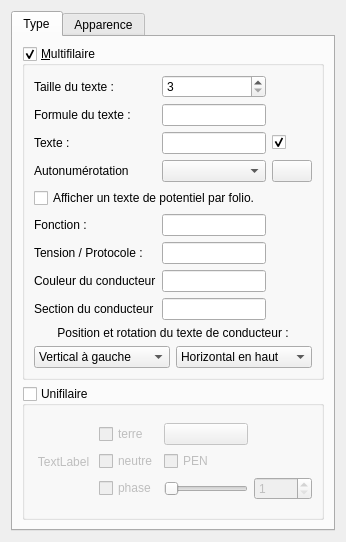
First picture: the form in sources/ui/conductorpropertieswidget.ui, repository qelectrotech/qelectrotech-source-mirror, before the edit.
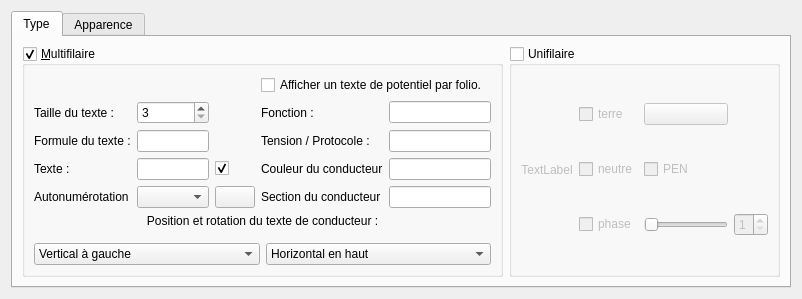
Second picture: the form after the edit. Icons and pictures are not drawn. Custom widgets are drawn as their Qt base class.

Commit message:
The window of the properties of the conductor does not exactly fit in height.
On the laptop, the resolution is 1368 * 768.

```diff
--- a/sources/ui/conductorpropertieswidget.ui
+++ b/sources/ui/conductorpropertieswidget.ui
@@ -6,8 +6,8 @@
    <rect>
     <x>0</x>
     <y>0</y>
-    <width>346</width>
-    <height>542</height>
+    <width>723</width>
+    <height>299</height>
    </rect>
   </property>
   <property name="windowTitle">
@@ -23,8 +23,134 @@
       <attribute name="title">
        <string>Type</string>
       </attribute>
-      <layout class="QVBoxLayout" name="verticalLayout_5">
-       <item>
+      <layout class="QGridLayout" name="gridLayout_5">
+       <item row="0" column="1">
+        <widget class="QGroupBox" name="m_singlewire_gb">
+         <property name="title">
+          <string>Unifilaire</string>
+         </property>
+         <property name="flat">
+          <bool>false</bool>
+         </property>
+         <property name="checkable">
+          <bool>true</bool>
+         </property>
+         <property name="checked">
+          <bool>false</bool>
+         </property>
+         <layout class="QHBoxLayout" name="horizontalLayout">
+          <item>
+           <layout class="QGridLayout" name="gridLayout">
+            <item row="2" column="1">
+             <widget class="QCheckBox" name="m_phase_cb">
+              <property name="toolTip">
+               <string>Phase</string>
+              </property>
+              <property name="text">
+               <string>phase</string>
+              </property>
+              <property name="icon">
+               <iconset resource="../../qelectrotech.qrc">
+                <normaloff>:/ico/16x16/phase.png</normaloff>:/ico/16x16/phase.png</iconset>
+              </property>
+             </widget>
+            </item>
+            <item row="1" column="1">
+             <widget class="QCheckBox" name="m_neutral_cb">
+              <property name="toolTip">
+               <string>Neutre</string>
+              </property>
+              <property name="text">
+               <string>neutre</string>
+              </property>
+              <property name="icon">
+               <iconset resource="../../qelectrotech.qrc">
+                <normaloff>:/ico/16x16/neutral.png</normaloff>:/ico/16x16/neutral.png</iconset>
+              </property>
+             </widget>
+            </item>
+            <item row="2" column="2">
+             <widget class="QSlider" name="m_phase_slider">
+              <property name="sizePolicy">
+               <sizepolicy hsizetype="Minimum" vsizetype="Fixed">
+                <horstretch>0</horstretch>
+                <verstretch>0</verstretch>
+               </sizepolicy>
+              </property>
+              <property name="toolTip">
+               <string>Nombre de phase</string>
+              </property>
+              <property name="minimum">
+               <number>1</number>
+              </property>
+              <property name="maximum">
+               <number>3</number>
+              </property>
+              <property name="orientation">
+               <enum>Qt::Horizontal</enum>
+              </property>
+             </widget>
+            </item>
+            <item row="0" column="2">
+             <widget class="QPushButton" name="m_update_preview_pb">
+              <property name="text">
+               <string/>
+              </property>
+             </widget>
+            </item>
+            <item row="0" column="0" rowspan="3">
+             <widget class="QLabel" name="m_preview_label">
+              <property name="text">
+               <string>TextLabel</string>
+              </property>
+              <property name="alignment">
+               <set>Qt::AlignCenter</set>
+              </property>
+             </widget>
+            </item>
+            <item row="1" column="2">
+             <widget class="QCheckBox" name="m_pen_cb">
+              <property name="toolTip">
+               <string>Protective Earth Neutral</string>
+              </property>
+              <property name="text">
+               <string>PEN</string>
+              </property>
+             </widget>
+            </item>
+            <item row="2" column="3">
+             <widget class="QSpinBox" name="m_phase_sb">
+              <property name="toolTip">
+               <string>Nombre de phase</string>
+              </property>
+              <property name="minimum">
+               <number>1</number>
+              </property>
+              <property name="maximum">
+               <number>3</number>
+              </property>
+             </widget>
+            </item>
+            <item row="0" column="1">
+             <widget class="QCheckBox" name="m_earth_cb">
+              <property name="toolTip">
+               <string>Terre</string>
+              </property>
+              <property name="text">
+               <string>terre</string>
+              </property>
+              <property name="icon">
+               <iconset resource="../../qelectrotech.qrc">
+                <normaloff>:/ico/16x16/ground.png</normaloff>:/ico/16x16/ground.png</iconset>
+              </property>
+             </widget>
+            </item>
+           </layout>
+          </item>
+         </layout>
+        </widget>
+       </item>
+       <item row="0" column="0">
         <widget class="QGroupBox" name="m_multiwires_gb">
          <property name="title">
           <string>&amp;Multifilaire</string>
@@ -35,102 +161,10 @@
          <property name="checked">
           <bool>true</bool>
          </property>
-         <layout class="QVBoxLayout" name="verticalLayout_3">
-          <item>
-           <layout class="QGridLayout" name="gridLayout_3" rowstretch="0,0,0,0,0,0,0,0,0">
-            <item row="3" column="0">
-             <widget class="QLabel" name="m_autonum_label">
-              <property name="text">
-               <string>Autonumérotation</string>
-              </property>
-             </widget>
-            </item>
-            <item row="0" column="0">
-             <widget class="QLabel" name="label_2">
-              <property name="text">
-               <string>Taille du texte :</string>
-              </property>
-             </widget>
-            </item>
-            <item row="7" column="0">
-             <widget class="QLabel" name="label_4">
-              <property name="text">
-               <string>Couleur du conducteur</string>
-              </property>
-             </widget>
-            </item>
-            <item row="3" column="1">
-             <widget class="QComboBox" name="m_available_autonum_cb"/>
-            </item>
-            <item row="1" column="1">
-             <widget class="QLineEdit" name="m_formula_le"/>
-            </item>
-            <item row="5" column="0">
-             <widget class="QLabel" name="label_8">
-              <property name="text">
-               <string>Fonction :</string>
-              </property>
-             </widget>
-            </item>
-            <item row="5" column="1">
-             <widget class="QLineEdit" name="m_function_le">
-              <property name="clearButtonEnabled">
-               <bool>true</bool>
-              </property>
-             </widget>
-            </item>
-            <item row="2" column="1">
-             <widget class="QLineEdit" name="m_text_le">
-              <property name="toolTip">
-               <string>Texte</string>
-              </property>
-              <property name="clearButtonEnabled">
-               <bool>true</bool>
-              </property>
-             </widget>
-            </item>
-            <item row="6" column="1">
-             <widget class="QLineEdit" name="m_tension_protocol_le">
-              <property name="clearButtonEnabled">
-               <bool>true</bool>
-              </property>
-             </widget>
-            </item>
-            <item row="6" column="0">
-             <widget class="QLabel" name="label_9">
-              <property name="text">
-               <string>Tension / Protocole :</string>
-              </property>
-             </widget>
-            </item>
-            <item row="2" column="0">
-             <widget class="QLabel" name="label">
-              <property name="text">
-               <string>Texte :</string>
-              </property>
-             </widget>
-            </item>
-            <item row="1" column="0">
-             <widget class="QLabel" name="label_11">
-              <property name="text">
-               <string>Formule du texte :</string>
-              </property>
-             </widget>
-            </item>
-            <item row="2" column="2">
-             <widget class="QCheckBox" name="m_show_text_cb">
-              <property name="toolTip">
-               <string>Texte visible</string>
-              </property>
-              <property name="text">
-               <string/>
-              </property>
-              <property name="checked">
-               <bool>true</bool>
-              </property>
-             </widget>
-            </item>
-            <item row="4" column="0" colspan="3">
+         <layout class="QGridLayout" name="gridLayout_6">
+          <item row="0" column="0">
+           <layout class="QGridLayout" name="gridLayout_3">
+            <item row="0" column="3" colspan="2">
              <widget class="QCheckBox" name="m_one_text_per_folio_cb">
               <property name="toolTip">
                <string>activer l'option un texte par potentiel</string>
@@ -140,7 +174,14 @@
               </property>
              </widget>
             </item>
-            <item row="0" column="1">
+            <item row="1" column="0">
+             <widget class="QLabel" name="label_2">
+              <property name="text">
+               <string>Taille du texte :</string>
+              </property>
+             </widget>
+            </item>
+            <item row="1" column="1">
              <widget class="QSpinBox" name="m_text_size_sb">
               <property name="toolTip">
                <string>Taille du texte</string>
@@ -162,7 +203,95 @@
               </property>
              </widget>
             </item>
+            <item row="1" column="3">
+             <widget class="QLabel" name="label_8">
+              <property name="text">
+               <string>Fonction :</string>
+              </property>
+             </widget>
+            </item>
+            <item row="1" column="4">
+             <widget class="QLineEdit" name="m_function_le">
+              <property name="clearButtonEnabled">
+               <bool>true</bool>
+              </property>
+             </widget>
+            </item>
+            <item row="2" column="0">
+             <widget class="QLabel" name="label_11">
+              <property name="text">
+               <string>Formule du texte :</string>
+              </property>
+             </widget>
+            </item>
+            <item row="2" column="1">
+             <widget class="QLineEdit" name="m_formula_le"/>
+            </item>
+            <item row="2" column="3">
+             <widget class="QLabel" name="label_9">
+              <property name="text">
+               <string>Tension / Protocole :</string>
+              </property>
+             </widget>
+            </item>
+            <item row="2" column="4">
+             <widget class="QLineEdit" name="m_tension_protocol_le">
+              <property name="clearButtonEnabled">
+               <bool>true</bool>
+              </property>
+             </widget>
+            </item>
+            <item row="3" column="0">
+             <widget class="QLabel" name="label">
+              <property name="text">
+               <string>Texte :</string>
+              </property>
+             </widget>
+            </item>
+            <item row="3" column="1">
+             <widget class="QLineEdit" name="m_text_le">
+              <property name="toolTip">
+               <string>Texte</string>
+              </property>
+              <property name="clearButtonEnabled">
+               <bool>true</bool>
+              </property>
+             </widget>
+            </item>
             <item row="3" column="2">
+             <widget class="QCheckBox" name="m_show_text_cb">
+              <property name="toolTip">
+               <string>Texte visible</string>
+              </property>
+              <property name="text">
+               <string/>
+              </property>
+              <property name="checked">
+               <bool>true</bool>
+              </property>
+             </widget>
+            </item>
+            <item row="3" column="3">
+             <widget class="QLabel" name="label_4">
+              <property name="text">
+               <string>Couleur du conducteur</string>
+              </property>
+             </widget>
+            </item>
+            <item row="3" column="4">
+             <widget class="QLineEdit" name="m_wire_color_le"/>
+            </item>
+            <item row="4" column="0">
+             <widget class="QLabel" name="m_autonum_label">
+              <property name="text">
+               <string>Autonumérotation</string>
+              </property>
+             </widget>
+            </item>
+            <item row="4" column="1">
+             <widget class="QComboBox" name="m_available_autonum_cb"/>
+            </item>
+            <item row="4" column="2">
              <widget class="QPushButton" name="m_edit_autonum_pb">
               <property name="toolTip">
                <string>éditer les numérotations</string>
@@ -176,25 +305,22 @@
               </property>
              </widget>
             </item>
-            <item row="8" column="0">
+            <item row="4" column="3">
              <widget class="QLabel" name="label_5">
               <property name="text">
                <string>Section du conducteur</string>
               </property>
              </widget>
             </item>
-            <item row="7" column="1">
-             <widget class="QLineEdit" name="m_wire_color_le"/>
-            </item>
-            <item row="8" column="1">
+            <item row="4" column="4">
              <widget class="QLineEdit" name="m_wire_section_le"/>
             </item>
            </layout>
           </item>
-          <item>
+          <item row="1" column="0">
            <layout class="QVBoxLayout" name="m_autonum_layout"/>
           </item>
-          <item>
+          <item row="2" column="0">
            <layout class="QGridLayout" name="m_text_angle_gl">
             <item row="1" column="1">
              <widget class="QComboBox" name="m_horiz_cb">
@@ -239,132 +365,6 @@
          </layout>
         </widget>
        </item>
-       <item>
-        <widget class="QGroupBox" name="m_singlewire_gb">
-         <property name="title">
-          <string>Unifilaire</string>
-         </property>
-         <property name="flat">
-          <bool>false</bool>
-         </property>
-         <property name="checkable">
-          <bool>true</bool>
-         </property>
-         <property name="checked">
-          <bool>false</bool>
-         </property>
-         <layout class="QVBoxLayout" name="verticalLayout">
-          <item>
-           <layout class="QGridLayout" name="gridLayout">
-            <item row="2" column="2">
-             <widget class="QSlider" name="m_phase_slider">
-              <property name="sizePolicy">
-               <sizepolicy hsizetype="Minimum" vsizetype="Fixed">
-                <horstretch>0</horstretch>
-                <verstretch>0</verstretch>
-               </sizepolicy>
-              </property>
-              <property name="toolTip">
-               <string>Nombre de phase</string>
-              </property>
-              <property name="minimum">
-               <number>1</number>
-              </property>
-              <property name="maximum">
-               <number>3</number>
-              </property>
-              <property name="orientation">
-               <enum>Qt::Horizontal</enum>
-              </property>
-             </widget>
-            </item>
-            <item row="1" column="1">
-             <widget class="QCheckBox" name="m_neutral_cb">
-              <property name="toolTip">
-               <string>Neutre</string>
-              </property>
-              <property name="text">
-               <string>neutre</string>
-              </property>
-              <property name="icon">
-               <iconset resource="../../qelectrotech.qrc">
-                <normaloff>:/ico/16x16/neutral.png</normaloff>:/ico/16x16/neutral.png</iconset>
-              </property>
-             </widget>
-            </item>
-            <item row="2" column="1">
-             <widget class="QCheckBox" name="m_phase_cb">
-              <property name="toolTip">
-               <string>Phase</string>
-              </property>
-              <property name="text">
-               <string>phase</string>
-              </property>
-              <property name="icon">
-               <iconset resource="../../qelectrotech.qrc">
-                <normaloff>:/ico/16x16/phase.png</normaloff>:/ico/16x16/phase.png</iconset>
-              </property>
-             </widget>
-            </item>
-            <item row="2" column="3">
-             <widget class="QSpinBox" name="m_phase_sb">
-              <property name="toolTip">
-               <string>Nombre de phase</string>
-              </property>
-              <property name="minimum">
-               <number>1</number>
-              </property>
-              <property name="maximum">
-               <number>3</number>
-              </property>
-             </widget>
-            </item>
-            <item row="1" column="2">
-             <widget class="QCheckBox" name="m_pen_cb">
-              <property name="toolTip">
-               <string>Protective Earth Neutral</string>
-              </property>
-              <property name="text">
-               <string>PEN</string>
-              </property>
-             </widget>
-            </item>
-            <item row="0" column="1">
-             <widget class="QCheckBox" name="m_earth_cb">
-              <property name="toolTip">
-               <string>Terre</string>
-              </property>
-              <property name="text">
-               <string>terre</string>
-              </property>
-              <property name="icon">
-               <iconset resource="../../qelectrotech.qrc">
-                <normaloff>:/ico/16x16/ground.png</normaloff>:/ico/16x16/ground.png</iconset>
-              </property>
-             </widget>
-            </item>
-            <item row="0" column="0" rowspan="3">
-             <widget class="QLabel" name="m_preview_label">
-              <property name="text">
-               <string>TextLabel</string>
-              </property>
-              <property name="alignment">
-               <set>Qt::AlignCenter</set>
-              </property>
-             </widget>
-            </item>
-            <item row="0" column="2">
-             <widget class="QPushButton" name="m_update_preview_pb">
-              <property name="text">
-               <string/>
-              </property>
-             </widget>
-            </item>
-           </layout>
-          </item>
-         </layout>
-        </widget>
-       </item>
       </layout>
      </widget>
      <widget class="QWidget" name="appearance">
```
